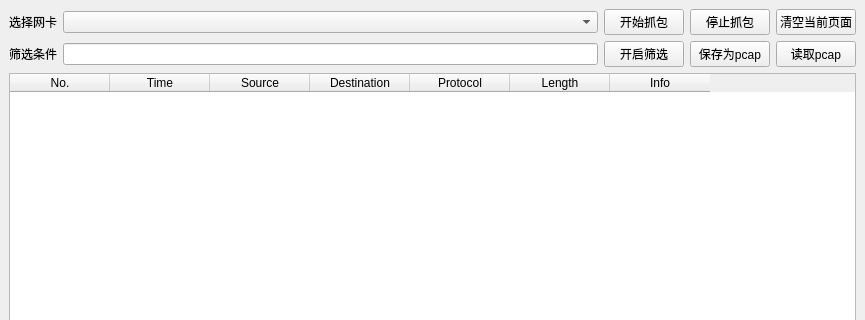
Qt form sniff_ui.ui (liqingying/work1) before a commit; both pictures show x 0 to 865 and y 0 to 320 of the 865 by 591 pixel window.
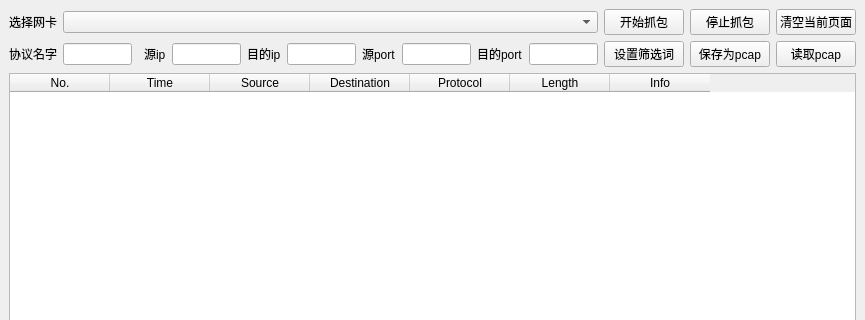
The same form after that commit.

Commit message: 基本完成协议的分析部分

Diff of the .ui file:
```diff
--- a/sniff_ui.ui
+++ b/sniff_ui.ui
@@ -19,74 +19,108 @@
      <layout class="QVBoxLayout" name="verticalLayout">
       <item>
        <layout class="QGridLayout" name="gridLayout_2">
-        <item row="2" column="7">
-         <widget class="QPushButton" name="pushButton_4">
+        <item row="3" column="5">
+         <widget class="QLabel" name="label_3">
           <property name="text">
-           <string>保存为pcap</string>
+           <string>目的ip</string>
           </property>
          </widget>
         </item>
-        <item row="0" column="6">
+        <item row="0" column="12">
+         <widget class="QPushButton" name="pushButton_2">
+          <property name="text">
+           <string>停止抓包</string>
+          </property>
+         </widget>
+        </item>
+        <item row="3" column="7">
+         <widget class="QLabel" name="label_4">
+          <property name="text">
+           <string>源port</string>
+          </property>
+         </widget>
+        </item>
+        <item row="0" column="11">
          <widget class="QPushButton" name="pushButton">
           <property name="text">
            <string>开始抓包</string>
           </property>
          </widget>
         </item>
-        <item row="0" column="3">
-         <widget class="QLabel" name="label">
+        <item row="3" column="12">
+         <widget class="QPushButton" name="pushButton_4">
           <property name="text">
-           <string>选择网卡</string>
+           <string>保存为pcap</string>
           </property>
          </widget>
         </item>
-        <item row="2" column="4">
+        <item row="0" column="13">
+         <widget class="QPushButton" name="pushButton_6">
+          <property name="text">
+           <string>清空当前页面</string>
+          </property>
+         </widget>
+        </item>
+        <item row="3" column="4">
+         <widget class="QLineEdit" name="lineEdit"/>
+        </item>
+        <item row="3" column="6">
          <widget class="QLineEdit" name="lineEdit_2"/>
         </item>
-        <item row="0" column="7">
-         <widget class="QPushButton" name="pushButton_2">
+        <item row="3" column="9">
+         <widget class="QLabel" name="label_5">
           <property name="text">
-           <string>停止抓包</string>
+           <string>目的port</string>
           </property>
          </widget>
         </item>
-        <item row="0" column="4">
-         <widget class="QComboBox" name="comboBox"/>
-        </item>
-        <item row="2" column="3">
-         <widget class="QLabel" name="label_2">
-          <property name="layoutDirection">
-           <enum>Qt::LeftToRight</enum>
-          </property>
-          <property name="text">
-           <string>筛选条件</string>
-          </property>
-          <property name="alignment">
-           <set>Qt::AlignCenter</set>
-          </property>
-         </widget>
-        </item>
-        <item row="2" column="6">
+        <item row="3" column="11">
          <widget class="QPushButton" name="pushButton_3">
           <property name="text">
-           <string>开启筛选</string>
+           <string>设置筛选词</string>
           </property>
          </widget>
         </item>
-        <item row="2" column="8">
+        <item row="3" column="3">
+         <widget class="QLabel" name="label_2">
+          <property name="text">
+           <string>源ip</string>
+          </property>
+         </widget>
+        </item>
+        <item row="3" column="13">
          <widget class="QPushButton" name="pushButton_5">
           <property name="text">
            <string>读取pcap</string>
           </property>
          </widget>
         </item>
-        <item row="0" column="8">
-         <widget class="QPushButton" name="pushButton_6">
+        <item row="3" column="8">
+         <widget class="QLineEdit" name="lineEdit_3"/>
+        </item>
+        <item row="3" column="10">
+         <widget class="QLineEdit" name="lineEdit_4"/>
+        </item>
+        <item row="3" column="0">
+         <widget class="QLabel" name="label_6">
           <property name="text">
-           <string>清空当前页面</string>
+           <string>协议名字</string>
           </property>
          </widget>
         </item>
+        <item row="3" column="1">
+         <widget class="QLineEdit" name="lineEdit_5"/>
+        </item>
+        <item row="0" column="0">
+         <widget class="QLabel" name="label">
+          <property name="text">
+           <string>选择网卡</string>
+          </property>
+         </widget>
+        </item>
+        <item row="0" column="1" colspan="10">
+         <widget class="QComboBox" name="comboBox"/>
+        </item>
        </layout>
       </item>
       <item>
```
The commit also changes 2 other files.
